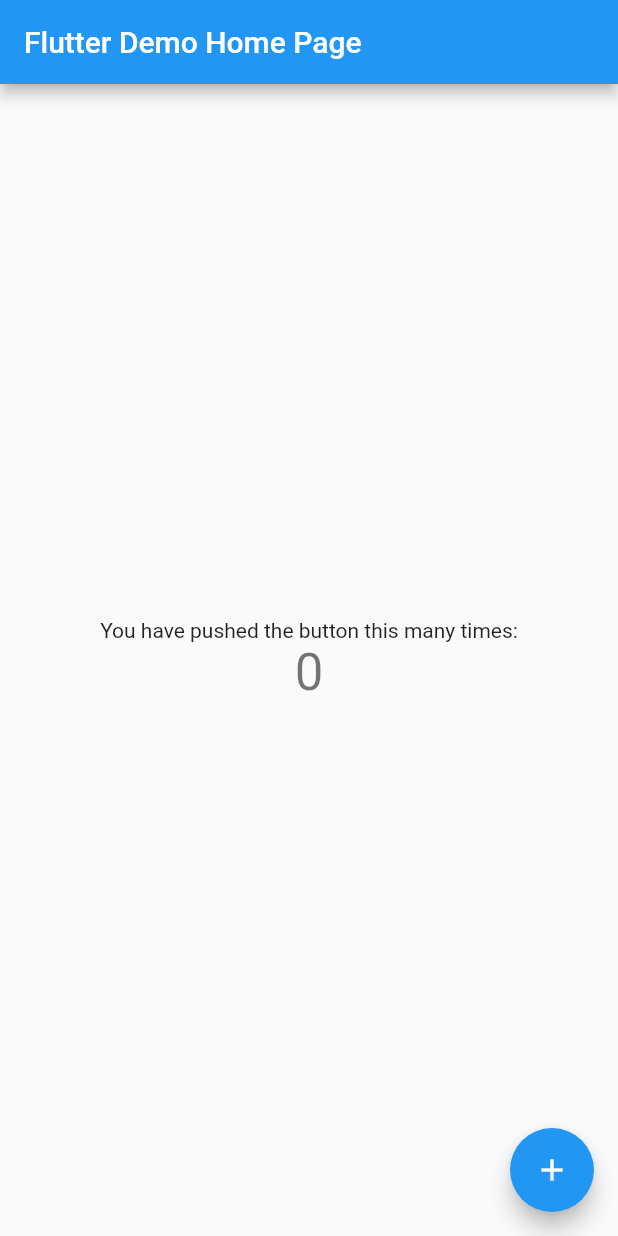
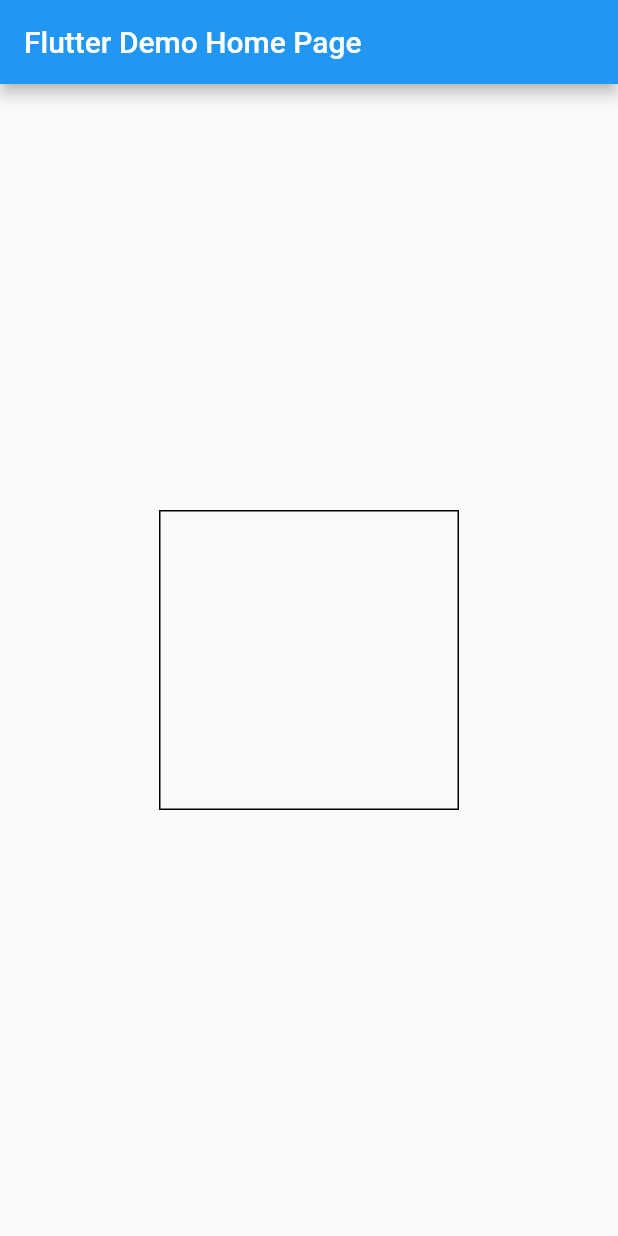
Before and after one commit to kenwhiston/cursoflutterbasico, a Flutter app: the screen it shows after launch, on a phone screen of 412 x 824 dp. Run offline on Flutter 3.47's test engine with Material 2 defaults, Android fonts, the phone set to English and light mode, and no system bars.

Commit message:
ajustes menores

```diff
--- /dev/null
+++ b/lib/Principal.dart
@@ -0,0 +1,70 @@
+import 'package:flutter/material.dart';
+
+class Principal extends StatelessWidget {
+  // This widget is the root of your application.
+  @override
+  Widget build(BuildContext context) {
+    return MaterialApp(
+      title: 'Flutter Demo',
+      theme: ThemeData(
+        // This is the theme of your application.
+        //
+        // Try running your application with "flutter run". You'll see the
+        // application has a blue toolbar. Then, without quitting the app, try
+        // changing the primarySwatch below to Colors.green and then invoke
+        // "hot reload" (press "r" in the console where you ran "flutter run",
+        // or simply save your changes to "hot reload" in a Flutter IDE).
+        // Notice that the counter didn't reset back to zero; the application
+        // is not restarted.
+        primarySwatch: Colors.blue,
+      ),
+      home: HomePrincipal(title: 'Flutter Demo Home Page'),
+    );
+  }
+}
+
+class HomePrincipal extends StatefulWidget {
+  HomePrincipal({Key key, this.title}) : super(key: key);
+
+  // This widget is the home page of your application. It is stateful, meaning
+  // that it has a State object (defined below) that contains fields that affect
+  // how it looks.
+
+  // This class is the configuration for the state. It holds the values (in this
+  // case the title) provided by the parent (in this case the App widget) and
+  // used by the build method of the State. Fields in a Widget subclass are
+  // always marked "final".
+
+  final String title;
+
+  @override
+  _HomePrincipalState createState() => _HomePrincipalState();
+}
+
+class _HomePrincipalState extends State<HomePrincipal> {
+
+  @override
+  Widget build(BuildContext context) {
+    // This method is rerun every time setState is called, for instance as done
+    // by the _incrementCounter method above.
+    //
+    // The Flutter framework has been optimized to make rerunning build methods
+    // fast, so that you can just rebuild anything that needs updating rather
+    // than having to individually change instances of widgets.
+    return Scaffold(
+      appBar: AppBar(
+        // Here we take the value from the HomePrincipal object that was created by
+        // the App.build method, and use it to set our appbar title.
+        title: Text(widget.title),
+      ),
+      body:
+        Center(
+          child: Container(
+            decoration: BoxDecoration(border: Border.all()),
+            height: 200.0,
+            width: 200.0,
+          ),
+        ), // This trailing comma makes auto-formatting nicer for build methods.
+    );
+  }
+}
--- a/lib/main.dart
+++ b/lib/main.dart
@@ -1,6 +1,8 @@
 import 'package:flutter/material.dart';
 
-void main() => runApp(MyApp());
+import 'Principal.dart';
+
+void main() => runApp(Principal());
 
 class MyApp extends StatelessWidget {
   // This widget is the root of your application.
```
